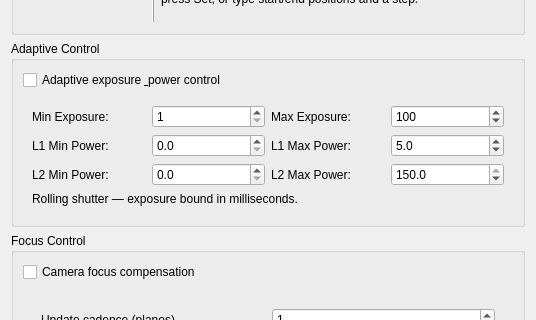
This is lightsheet/gui/panels/ui_stack_panel.ui in LIOMLab/lightsheet as Qt 5 draws it before an edit; both pictures show x 0 to 536 and y 165 to 485 of the 536 by 793 pixel window. The edited form follows.
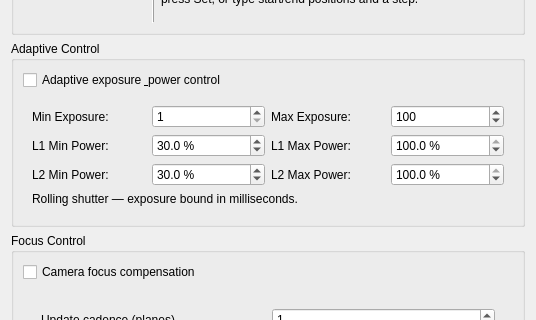
This is the edited form. Custom widgets are drawn as their Qt base class.

Diff of the .ui file:
```diff
--- a/lightsheet/gui/panels/ui_stack_panel.ui
+++ b/lightsheet/gui/panels/ui_stack_panel.ui
@@ -471,17 +471,20 @@
            <property name="decimals">
             <number>1</number>
            </property>
+           <property name="suffix">
+            <string> %</string>
+           </property>
            <property name="minimum">
             <double>0.000000000000000</double>
            </property>
            <property name="maximum">
-            <double>150.000000000000000</double>
+            <double>100.000000000000000</double>
            </property>
            <property name="singleStep">
             <double>0.500000000000000</double>
            </property>
            <property name="value">
-            <double>0.000000000000000</double>
+            <double>30.000000000000000</double>
            </property>
           </widget>
          </item>
@@ -497,17 +500,20 @@
            <property name="decimals">
             <number>1</number>
            </property>
+           <property name="suffix">
+            <string> %</string>
+           </property>
            <property name="minimum">
             <double>0.000000000000000</double>
            </property>
            <property name="maximum">
-            <double>150.000000000000000</double>
+            <double>100.000000000000000</double>
            </property>
            <property name="singleStep">
             <double>0.500000000000000</double>
            </property>
            <property name="value">
-            <double>5.000000000000000</double>
+            <double>100.000000000000000</double>
            </property>
           </widget>
          </item>
@@ -523,17 +529,20 @@
            <property name="decimals">
             <number>1</number>
            </property>
+           <property name="suffix">
+            <string> %</string>
+           </property>
            <property name="minimum">
             <double>0.000000000000000</double>
            </property>
            <property name="maximum">
-            <double>150.000000000000000</double>
+            <double>100.000000000000000</double>
            </property>
            <property name="singleStep">
             <double>0.500000000000000</double>
            </property>
            <property name="value">
-            <double>0.000000000000000</double>
+            <double>30.000000000000000</double>
            </property>
           </widget>
          </item>
@@ -549,17 +558,20 @@
            <property name="decimals">
             <number>1</number>
            </property>
+           <property name="suffix">
+            <string> %</string>
+           </property>
            <property name="minimum">
             <double>0.000000000000000</double>
            </property>
            <property name="maximum">
-            <double>150.000000000000000</double>
+            <double>100.000000000000000</double>
            </property>
            <property name="singleStep">
             <double>0.500000000000000</double>
            </property>
            <property name="value">
-            <double>150.000000000000000</double>
+            <double>100.000000000000000</double>
            </property>
           </widget>
          </item>
```
Left out of the diff: 8 changed lines with no effect on the pictures.
